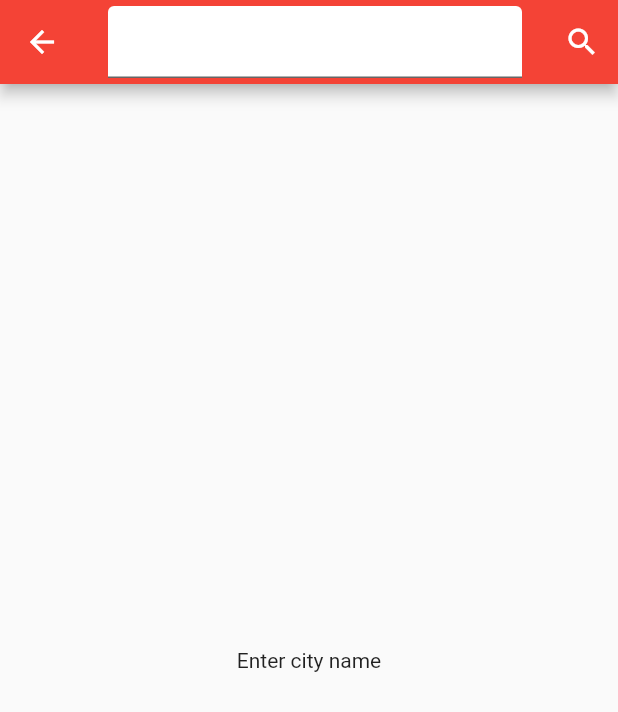
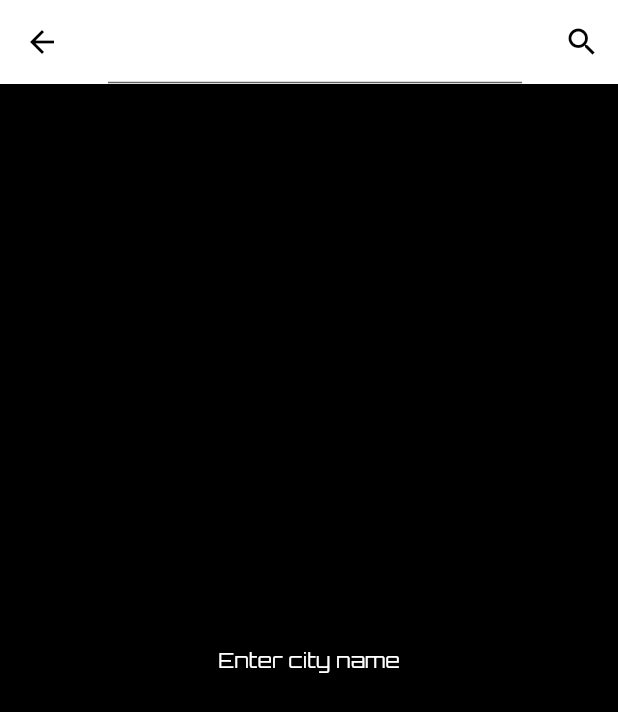
Before and after one commit to Looper101/Weather-app, a Flutter app: the SearchPage screen opened by its route, on a phone screen of 412 x 824 dp. Shown: the top 712 px of the screen. Run offline on Flutter 3.47's test engine with Material 2 defaults, Android fonts, the phone set to English and light mode, and no system bars; our stand-ins replace bloc, equatable, flutter_bloc, flutter_spinkit, location, rxdart and 1 more; missing offline and left inert: loading; statements that could not run were skipped.

Commit message:
ui restructuring

```diff
--- /dev/null
+++ b/lib/custom_theme.dart
@@ -0,0 +1,31 @@
+import 'package:flutter/material.dart';
+
+import 'theme/color.dart';
+
+//TODO: Implement theme switch
+
+final darkTheme = ThemeData(
+  scaffoldBackgroundColor: Colors.black,
+  accentColor: Colors.red,
+);
+
+final lightTheme = ThemeData(
+    scaffoldBackgroundColor: Colors.white,
+    accentColor: Pallete.color3,
+    primaryColor: Colors.white,
+    backgroundColor: Colors.black,
+    textTheme: TextTheme(
+      bodyText2: TextStyle(fontFamily: "Orb-Regular"),
+      bodyText1: TextStyle(fontFamily: "Orb-Bold"),
+      subtitle1: TextStyle(
+          fontFamily: "Orb-Bold", fontSize: 30, fontWeight: FontWeight.bold),
+      subtitle2: TextStyle(fontFamily: "Orb-Bold"),
+      headline6: TextStyle(fontFamily: "Orb-Bold"),
+      headline1: TextStyle(fontFamily: "Orb-Bold"),
+      headline2: TextStyle(fontFamily: "Orb-Bold"),
+      headline3: TextStyle(fontFamily: "Orb-Bold"),
+      headline4: TextStyle(fontFamily: "Orb-Bold"),
+      headline5: TextStyle(fontFamily: "Orb-Bold"),
+    ),
+    dialogTheme:
+        DialogTheme(titleTextStyle: TextStyle(fontFamily: "Orb-Bold")));
--- a/lib/logic/city_search_bloc/city_search_event.dart
+++ b/lib/logic/city_search_bloc/city_search_event.dart
@@ -26,3 +26,10 @@ class CitySelected extends CitySearchEvent {
   @override
   List<Object> get props => [cityId];
 }
+
+class CityInvalidTyped extends CitySearchEvent {
+  final String cityTyped;
+  CityInvalidTyped({this.cityTyped});
+  @override
+  List<Object> get props => [cityTyped];
+}
--- a/lib/main.dart
+++ b/lib/main.dart
@@ -1,15 +1,18 @@
 import 'package:flutter/material.dart';
 import 'package:flutter_bloc/flutter_bloc.dart';
+import 'package:songlyrics/custom_theme.dart';
 import 'package:songlyrics/logic/city_search_bloc/city_search_bloc.dart';
 import 'package:songlyrics/logic/weatherbloc/bloc/weather_bloc.dart';
 import 'package:songlyrics/presentation/homepage.dart';
 import 'package:songlyrics/presentation/pages/search_page.dart';
 import 'package:songlyrics/repositories/cityId_repository.dart';
 import 'package:songlyrics/repositories/weather_repository.dart';
+import 'package:songlyrics/weather_observer.dart';
 
 import 'repositories/geolocator_repository.dart';
 
 void main() {
+  Bloc.observer = WeatherObserver();
   WidgetsFlutterBinding.ensureInitialized();
 
   runApp(
@@ -51,7 +54,7 @@ class _MyAppState extends State<MyApp> {
         child: MaterialApp(
           debugShowCheckedModeBanner: false,
           title: 'Forecaster',
-          theme: ThemeData(primarySwatch: Colors.red),
+          theme: lightTheme,
           initialRoute: HomePage.id,
           routes: {
             HomePage.id: (context) => HomePage(),
--- a/lib/presentation/pages/search_page.dart
+++ b/lib/presentation/pages/search_page.dart
@@ -3,8 +3,8 @@ import 'package:flutter_bloc/flutter_bloc.dart';
 import 'package:loading/indicator/ball_pulse_indicator.dart';
 import 'package:loading/loading.dart';
 import 'package:songlyrics/logic/city_search_bloc/city_search_bloc.dart';
-import 'package:songlyrics/logic/weatherbloc/bloc/weather_bloc.dart';
 import 'package:songlyrics/models/city_id.dart';
+import 'package:songlyrics/theme/mediaquery.dart';
 
 class SearchPage extends StatefulWidget {
   static String id = 'searchpage';
@@ -15,11 +15,39 @@ class SearchPage extends StatefulWidget {
 
 class _SearchPageState extends State<SearchPage> {
   TextEditingController _textEditingController = TextEditingController();
+
+  bool isEmpty = false;
+
+  void checkValueLength() {
+    isEmpty = _textEditingController.text.length > 0;
+    print(isEmpty);
+  }
+
+  @override
+  void initState() {
+    // TODO: implement initState
+    super.initState();
+  }
+
+  @override
+  void dispose() {
+    BlocProvider.of<CitySearchBloc>(context).dispose();
+    _textEditingController
+      ..clear()
+      ..dispose();
+    super.dispose();
+  }
+
   @override
   Widget build(BuildContext context) {
     return Scaffold(
+      backgroundColor: Theme.of(context).backgroundColor,
       appBar: AppBar(
         title: TextField(
+          style: Theme.of(context)
+              .textTheme
+              .headline2
+              .copyWith(fontSize: DeviceOrientation.longestSide * 0.03),
           decoration: InputDecoration(fillColor: Colors.white, filled: true),
           controller: _textEditingController,
         ),
@@ -27,34 +55,66 @@ class _SearchPageState extends State<SearchPage> {
           IconButton(
             icon: Icon(Icons.search),
             onPressed: () {
+              if (_textEditingController.text.length > 0) {
                 print(_textEditingController.text);
                 BlocProvider.of<CitySearchBloc>(context)
                     .add(CitySearched(query: _textEditingController.text));
+              } else {
+                showDialog(
+                    context: context,
+                    builder: (context) {
+                      return AlertDialog(
+                        content: Text(
+                          'Searchfield can\'t be empty',
+                          style: Theme.of(context).textTheme.headline1.copyWith(
+                              fontSize: DeviceOrientation.longestSide * 0.02),
+                        ),
+                      );
+                    });
+              }
             },
           )
         ],
       ),
-      body: Body(),
+      body: Body(
+        controller: _textEditingController,
+        context: context,
+      ),
     );
   }
 }
 
 class Body extends StatelessWidget {
+  final TextEditingController controller;
+  final BuildContext context;
+
+  const Body({Key key, this.controller, this.context}) : super(key: key);
+
   @override
   Widget build(BuildContext context) {
-    return BlocBuilder<CitySearchBloc, CitySearchState>(
+    return BlocConsumer<CitySearchBloc, CitySearchState>(
+      listener: (context, state) {
+        if (state is CitySearchLoaded) {
+          if (state.city.cities.length == 0) {
+            BlocProvider.of<CitySearchBloc>(context)
+                .add(CityInvalidTyped(cityTyped: '${controller.text}'));
+          }
+        }
+
+        if (state is CitySearchError) {}
+      },
       builder: (context, state) {
         if (state is CitySearchLoading) {
           return Center(
             child: Loading(
-              color: Colors.red,
+              color: Theme.of(context).scaffoldBackgroundColor,
               indicator: BallPulseIndicator(),
             ),
           );
         }
         if (state is CitySearchLoaded) {
           var _itemCount = state.city.cities.length;
-
+          if (_itemCount != 0) {
             return ListView.builder(
                 itemCount: _itemCount,
                 itemBuilder: (context, index) {
@@ -67,8 +127,25 @@ class Body extends StatelessWidget {
                         );
                 });
           }
+        }
+        if (state is CitySearchError) {
+          // ScaffoldMessenger.of(context).showSnackBar(SnackBar(
+          //     content: Text('${state.errorMessage} not a valid city name')));
 
-        return Center(child: Text('Enter city name'));
+          showDialog(
+              context: context,
+              builder: (context) {
+                return AlertDialog(
+                  title: Text('sfksdfsgddjh'),
+                );
+              });
+        }
+        return Center(
+          child: Text(
+            'Enter city name',
+            style: TextStyle(color: Colors.white),
+          ),
+        );
       },
     );
   }
@@ -86,6 +163,7 @@ class ResultItem extends StatelessWidget {
     var lat = separatedString[1];
 
     return ListTile(
+      tileColor: Colors.white,
       subtitle: Text('Long:$long Lat:$lat'),
       title: Text(cityId.cityName.toString()),
       onTap: () {
--- a/lib/repositories/weather_repository.dart
+++ b/lib/repositories/weather_repository.dart
@@ -21,4 +21,5 @@ class WeatherRepository {
 
   //   return weather;
   // }
+
 }
```
Also changed, not shown: lib/logic/city_search_bloc/city_search_bloc.dart (+51 -2 lines), lib/presentation/homepage.dart (+76 -31 lines), lib/presentation/widgets/upperpart.dart (+19 -13 lines), pubspec.yaml (+8 -0 lines), assets/fonts/Orbitron-Bold.ttf (added), assets/fonts/Orbitron-Regular.ttf (added), pubspec.lock. Lines whose indentation alone changed are shown as unchanged.
